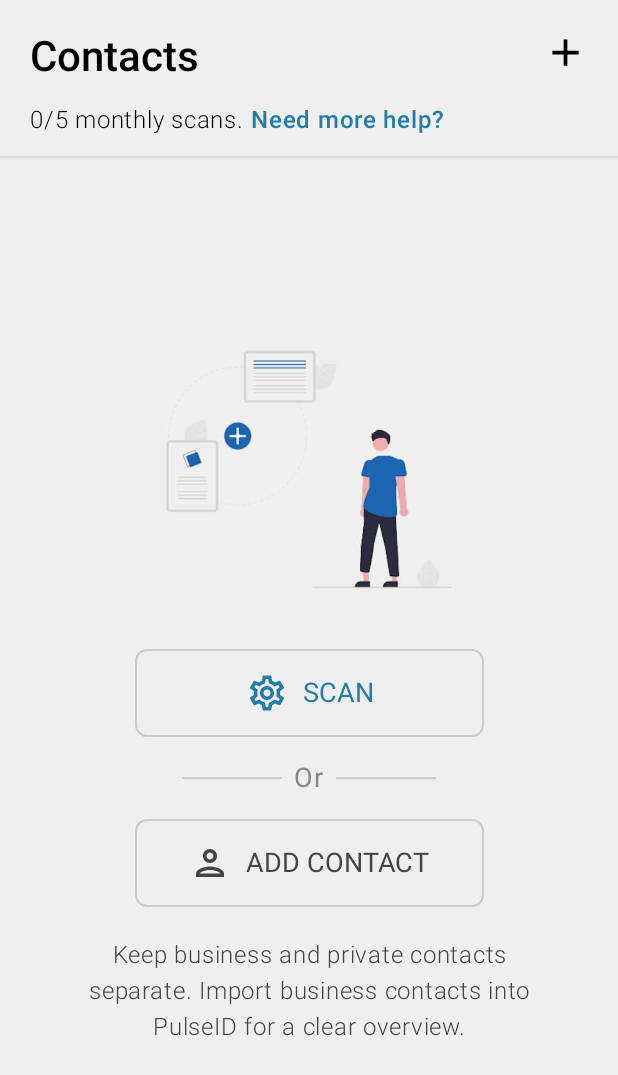
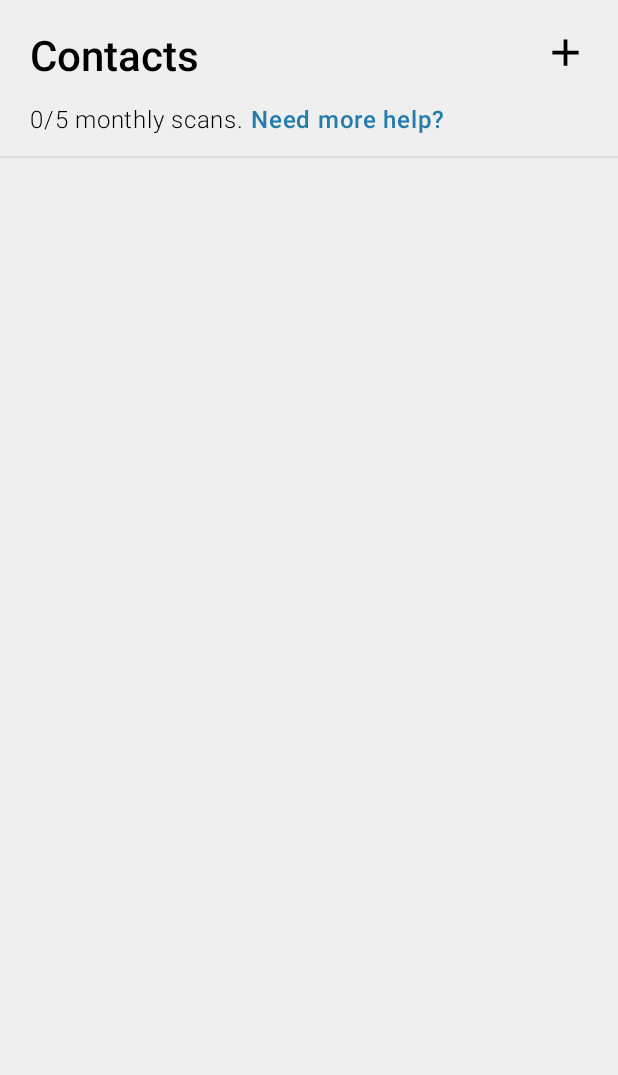
Before and after one commit to aminakhtar5595/PulseID, an Android app built with Jetpack Compose: the screen it shows after launch (MainActivity), on a phone screen of 412 x 824 dp. Shown: the top 1075 px of the screen. Run offline under Robolectric (Android 15) with nearby library versions, the phone set to English and light mode, and no system bars; our stand-ins replace accompanist.

Commit message:
Created a separated view for by default content in contact screen and add condition

```diff
--- a/app/src/main/java/com/example/digitalbusinesscard/ui/screens/contacts/ContactsScreen.kt
+++ b/app/src/main/java/com/example/digitalbusinesscard/ui/screens/contacts/ContactsScreen.kt
@@ -58,6 +58,7 @@ fun ContactsScreen() {
     val sheetState = rememberModalBottomSheetState(skipPartiallyExpanded = true)
     val scope = rememberCoroutineScope()
     var addContactSheet by remember { mutableStateOf(false) }
+    var isData by remember { mutableStateOf(true) }
     Column (
         modifier = Modifier
             .fillMaxSize()
@@ -77,7 +78,8 @@ fun ContactsScreen() {
             Icon(
                 imageVector = Icons.Outlined.Add,
                 contentDescription = "Add contact icon",
-                modifier = Modifier.size(30.dp)
+                modifier = Modifier
+                    .size(30.dp)
                     .clickable {
                         addContactSheet = true
                         scope.launch { sheetState.show() }
@@ -110,53 +112,14 @@ fun ContactsScreen() {
         }
         HorizontalDivider(thickness = 1.5.dp, color = BorderColor)
 
+        if (isData) {
             Column (
-            horizontalAlignment = Alignment.CenterHorizontally,
-            modifier = Modifier
-                .fillMaxSize()
-                .padding(horizontal = 40.dp),
-            verticalArrangement = Arrangement.Center
+                modifier = Modifier.fillMaxSize().background(color = BackgroundColor)
             ) {
-            Image(
-                painter = painterResource(id = R.drawable.contacts_icon),
-                contentDescription = "Contact image",
-                modifier = Modifier.size(200.dp)
-            )
-            Spacer(modifier = Modifier.height(20.dp))
-            ButtonWithIcon(title = "SCAN", icon = Icons.Outlined.Settings, contentColor = LightBlueColor)
-            Spacer(modifier = Modifier.height(15.dp))
 
-            BoxWithConstraints {
-                val dividerWidth = maxWidth * 0.2f
-
-                Row(
-                    verticalAlignment = Alignment.CenterVertically,
-                    horizontalArrangement = Arrangement.Center,
-                    modifier = Modifier.fillMaxWidth()
-                ) {
-                    HorizontalDivider(
-                        thickness = 1.5.dp,
-                        color = Color.LightGray,
-                        modifier = Modifier.width(dividerWidth)
-                    )
-                    Text(
-                        text = "Or",
-                        style = MaterialTheme.typography.bodyLarge.copy(color = Color.Gray, fontSize = 18.sp), modifier = Modifier.padding(horizontal = 8.dp)
-                    )
-                    HorizontalDivider(
-                        thickness = 1.5.dp,
-                        color = Color.LightGray,
-                        modifier = Modifier.width(dividerWidth)
-                    )
             }
-            }
-            Spacer(modifier = Modifier.height(15.dp))
-            ButtonWithIcon(title = "ADD CONTACT", icon = Icons.Outlined.Person)
-            Spacer(modifier = Modifier.height(20.dp))
-            Text(
-                text = "Keep business and private contacts separate. Import business contacts into PulseID for a clear overview.",
-                style = MaterialTheme.typography.bodyLarge.copy(fontWeight = FontWeight.Light, color = Color.DarkGray, textAlign = TextAlign.Center)
-            )
+        } else {
+            noData()
         }
 
         AddContactSheet(showSheet = addContactSheet,
@@ -220,3 +183,55 @@ fun AddContactSheet(
         }
     }
 }
+
+@Composable
+fun noData() {
+    Column (
+        horizontalAlignment = Alignment.CenterHorizontally,
+        modifier = Modifier
+            .fillMaxSize()
+            .padding(horizontal = 40.dp),
+        verticalArrangement = Arrangement.Center
+    ) {
+        Image(
+            painter = painterResource(id = R.drawable.contacts_icon),
+            contentDescription = "Contact image",
+            modifier = Modifier.size(200.dp)
+        )
+        Spacer(modifier = Modifier.height(20.dp))
+        ButtonWithIcon(title = "SCAN", icon = Icons.Outlined.Settings, contentColor = LightBlueColor)
+        Spacer(modifier = Modifier.height(15.dp))
+
+        BoxWithConstraints {
+            val dividerWidth = maxWidth * 0.2f
+
+            Row(
+                verticalAlignment = Alignment.CenterVertically,
+                horizontalArrangement = Arrangement.Center,
+                modifier = Modifier.fillMaxWidth()
+            ) {
+                HorizontalDivider(
+                    thickness = 1.5.dp,
+                    color = Color.LightGray,
+                    modifier = Modifier.width(dividerWidth)
+                )
+                Text(
+                    text = "Or",
+                    style = MaterialTheme.typography.bodyLarge.copy(color = Color.Gray, fontSize = 18.sp), modifier = Modifier.padding(horizontal = 8.dp)
+                )
+                HorizontalDivider(
+                    thickness = 1.5.dp,
+                    color = Color.LightGray,
+                    modifier = Modifier.width(dividerWidth)
+                )
+            }
+        }
+        Spacer(modifier = Modifier.height(15.dp))
+        ButtonWithIcon(title = "ADD CONTACT", icon = Icons.Outlined.Person)
+        Spacer(modifier = Modifier.height(20.dp))
+        Text(
+            text = "Keep business and private contacts separate. Import business contacts into PulseID for a clear overview.",
+            style = MaterialTheme.typography.bodyLarge.copy(fontWeight = FontWeight.Light, color = Color.DarkGray, textAlign = TextAlign.Center)
+        )
+    }
+}
```
Also changed, not shown: app/src/main/java/com/example/digitalbusinesscard/ui/components/ContactCard.kt (deleted, +0 -8 lines), app/src/main/java/com/example/digitalbusinesscard/ui/components/TextLabel.kt (added). Lines whose indentation alone changed are shown as unchanged.
